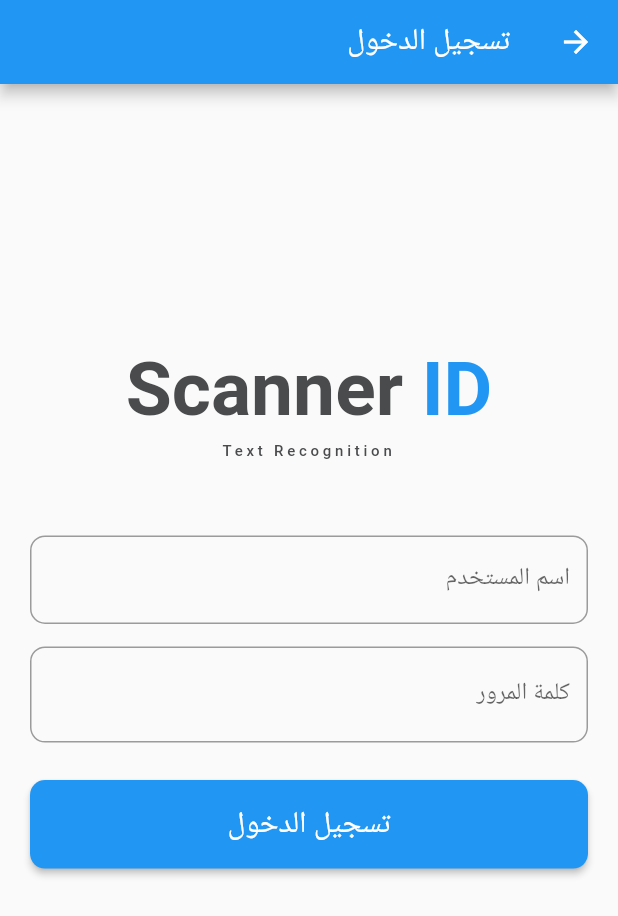
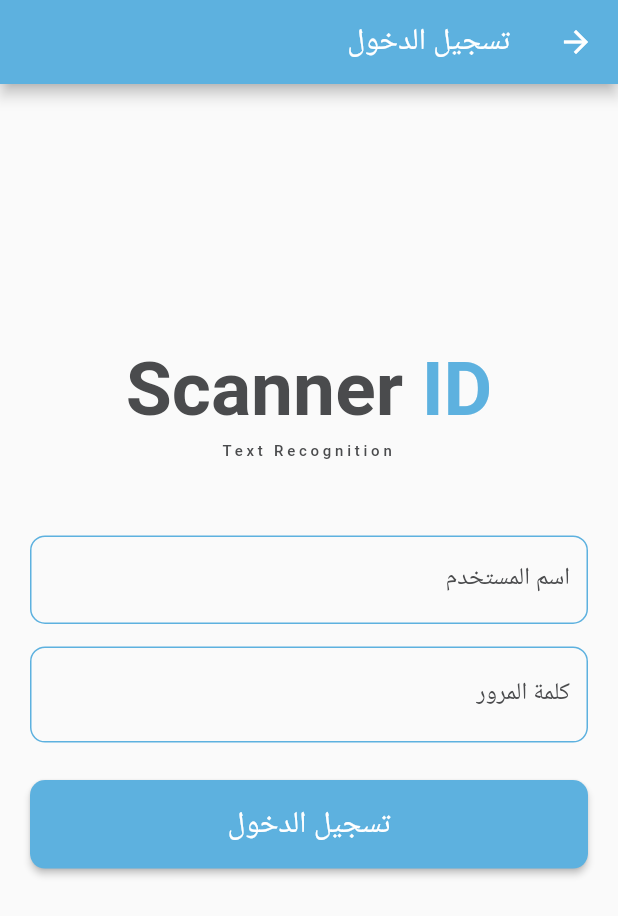
Before and after one commit to mohamedSalah1994/id-scanner-app, a Flutter app: the Login screen opened by its route, on a phone screen of 412 x 824 dp. Shown: the top 916 px of the screen. Run offline on Flutter 3.47's test engine with Material 2 defaults, Android fonts, the light colour scheme and no system bars; drawn by our look-alikes of modal_progress_hud_nsn; our stand-ins replace awesome_snackbar_content, connectivity_plus, device_info_plus, dotted_border, dropdown_button2, flutter_image_slideshow and 9 more; missing offline and left inert: external_path, flutter_device_identifier; accounts and stored records are empty; network calls fail; Roboto replaces fonts that are missing (Cairo).

Commit message:
change main color

```diff
--- a/lib/app_data.dart
+++ b/lib/app_data.dart
@@ -4,7 +4,7 @@ class AppData {
   static String appName = 'ID Scanner';
 
   // App Colors
-  static Color mainColor = Colors.blue;
+  static Color mainColor = const Color(0xff5DB1DF);
   static Color primaryFontColor = const Color(0XFF4A4B4D);
   static Color secondaryFontColor = const Color(0XFF7C7D7E);
   static Color placeholderColor = const Color(0XFFB6B7B7);
--- a/lib/screens/login.dart
+++ b/lib/screens/login.dart
@@ -34,23 +34,51 @@ class Login extends StatelessWidget {
                     logoText(),
 
                     const SizedBox(height: 50),
+
                     TextField(
+                      cursorColor: AppData.mainColor,
                       decoration: InputDecoration(
-                          border: OutlineInputBorder(
+                          enabledBorder: OutlineInputBorder(
+                            borderSide: BorderSide(
+                              color: AppData.mainColor,
+                            ),
                             borderRadius: BorderRadius.circular(10),
                           ),
-                          labelText: 'اسم المستخدم'),
+                          focusedBorder: OutlineInputBorder(
+                            borderSide: BorderSide(
+                              color: AppData.mainColor,
+                            ),
+                            borderRadius: BorderRadius.circular(10),
+                          ),
+                          labelText: 'اسم المستخدم',
+                           labelStyle: TextStyle(
+                            color: AppData.primaryFontColor,
+                          ),
+                          ),
                       controller: controller.email,
                     ),
                     const SizedBox(height: 15),
                     Obx(
                       () => TextField(
+                        cursorColor: AppData.mainColor,
                         obscureText: controller.isPaawordHidden.value,
                         decoration: InputDecoration(
-                          border: OutlineInputBorder(
+                          enabledBorder: OutlineInputBorder(
+                            borderSide: BorderSide(
+                              color: AppData.mainColor,
+                            ),
+                            borderRadius: BorderRadius.circular(10),
+                          ),
+                          focusedBorder: OutlineInputBorder(
+                            borderSide: BorderSide(
+                              color: AppData.mainColor,
+                            ),
                             borderRadius: BorderRadius.circular(10),
                           ),
                           labelText: 'كلمة المرور',
+                          labelStyle: TextStyle(
+                            color: AppData.primaryFontColor,
+                          ),
                           suffix: InkWell(
                             child: Icon(
                               controller.isPaawordHidden.value
```
Also changed, not shown: lib/screens/add_card.dart (+13 -9 lines).
